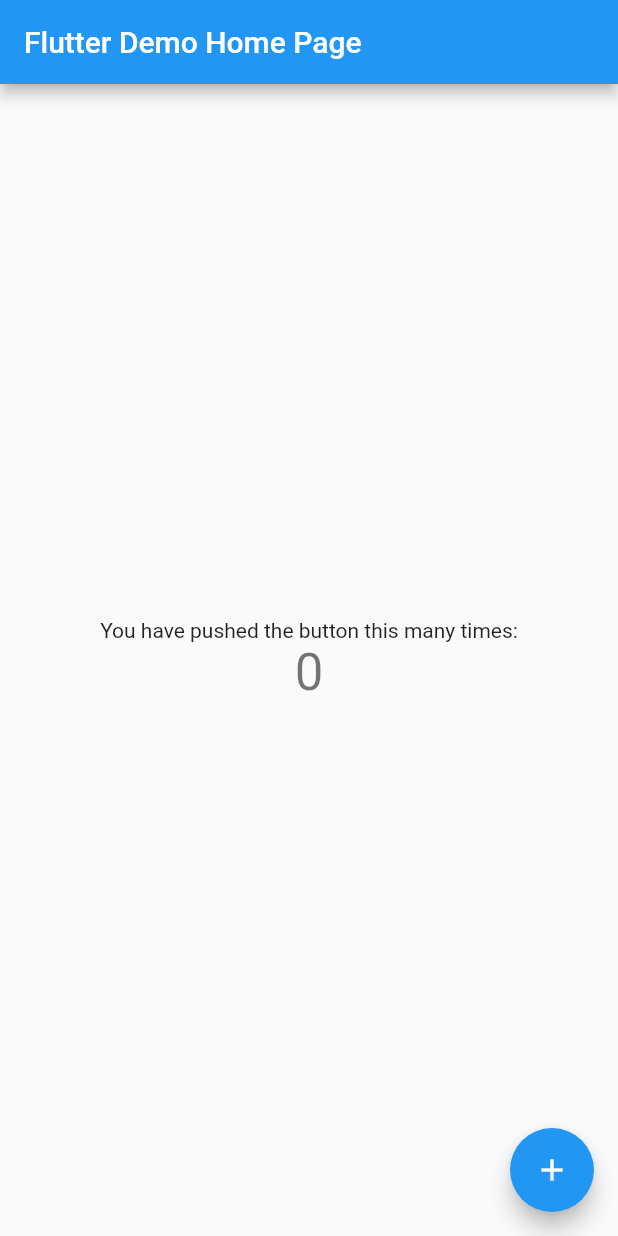
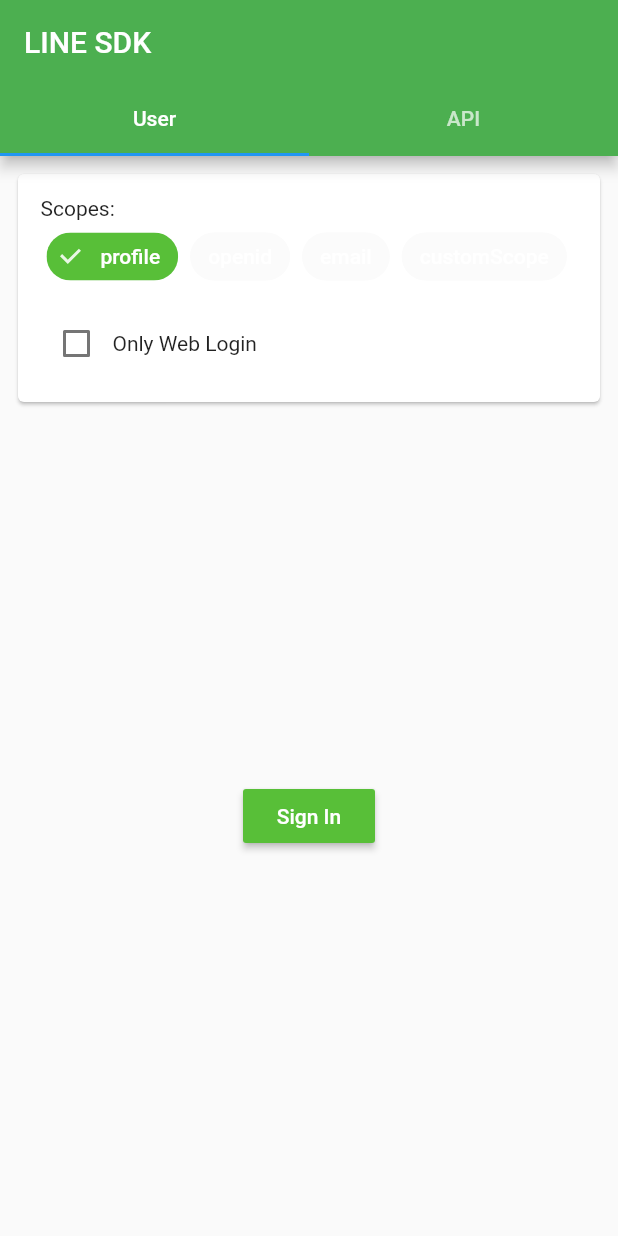
Before and after one commit to CrayJThiemsert/ft_bloc_signin, a Flutter app: the screen it shows after launch, on a phone screen of 412 x 824 dp. Run offline on Flutter 3.47's test engine with Material 2 defaults, Android fonts, the phone set to English and light mode, and no system bars; missing offline and left inert: flutter_line_sdk.

Commit message:
After add sample line signin page: - Can run and sign in in Android and iOS.

```diff
--- a/lib/main.dart
+++ b/lib/main.dart
@@ -1,117 +1,14 @@
 import 'package:flutter/material.dart';
+import 'package:flutter_line_sdk/flutter_line_sdk.dart';
+
+import 'src/app.dart';
 
 void main() {
-  runApp(MyApp());
+  WidgetsFlutterBinding.ensureInitialized();
+//  1654395218
+  // 1654715057
+  LineSDK.instance.setup('1654728060').then((_) {
+    print('LineSDK Prepared');
+  });
+  runApp(App());
 }
-
-class MyApp extends StatelessWidget {
-  // This widget is the root of your application.
-  @override
-  Widget build(BuildContext context) {
-    return MaterialApp(
-      title: 'Flutter Demo',
-      theme: ThemeData(
-        // This is the theme of your application.
-        //
-        // Try running your application with "flutter run". You'll see the
-        // application has a blue toolbar. Then, without quitting the app, try
-        // changing the primarySwatch below to Colors.green and then invoke
-        // "hot reload" (press "r" in the console where you ran "flutter run",
-        // or simply save your changes to "hot reload" in a Flutter IDE).
-        // Notice that the counter didn't reset back to zero; the application
-        // is not restarted.
-        primarySwatch: Colors.blue,
-        // This makes the visual density adapt to the platform that you run
-        // the app on. For desktop platforms, the controls will be smaller and
-        // closer together (more dense) than on mobile platforms.
-        visualDensity: VisualDensity.adaptivePlatformDensity,
-      ),
-      home: MyHomePage(title: 'Flutter Demo Home Page'),
-    );
-  }
-}
-
-class MyHomePage extends StatefulWidget {
-  MyHomePage({Key key, this.title}) : super(key: key);
-
-  // This widget is the home page of your application. It is stateful, meaning
-  // that it has a State object (defined below) that contains fields that affect
-  // how it looks.
-
-  // This class is the configuration for the state. It holds the values (in this
-  // case the title) provided by the parent (in this case the App widget) and
-  // used by the build method of the State. Fields in a Widget subclass are
-  // always marked "final".
-
-  final String title;
-
-  @override
-  _MyHomePageState createState() => _MyHomePageState();
-}
-
-class _MyHomePageState extends State<MyHomePage> {
-  int _counter = 0;
-
-  void _incrementCounter() {
-    setState(() {
-      // This call to setState tells the Flutter framework that something has
-      // changed in this State, which causes it to rerun the build method below
-      // so that the display can reflect the updated values. If we changed
-      // _counter without calling setState(), then the build method would not be
-      // called again, and so nothing would appear to happen.
-      _counter++;
-    });
-  }
-
-  @override
-  Widget build(BuildContext context) {
-    // This method is rerun every time setState is called, for instance as done
-    // by the _incrementCounter method above.
-    //
-    // The Flutter framework has been optimized to make rerunning build methods
-    // fast, so that you can just rebuild anything that needs updating rather
-    // than having to individually change instances of widgets.
-    return Scaffold(
-      appBar: AppBar(
-        // Here we take the value from the MyHomePage object that was created by
-        // the App.build method, and use it to set our appbar title.
-        title: Text(widget.title),
-      ),
-      body: Center(
-        // Center is a layout widget. It takes a single child and positions it
-        // in the middle of the parent.
-        child: Column(
-          // Column is also a layout widget. It takes a list of children and
-          // arranges them vertically. By default, it sizes itself to fit its
-          // children horizontally, and tries to be as tall as its parent.
-          //
-          // Invoke "debug painting" (press "p" in the console, choose the
-          // "Toggle Debug Paint" action from the Flutter Inspector in Android
-          // Studio, or the "Toggle Debug Paint" command in Visual Studio Code)
-          // to see the wireframe for each widget.
-          //
-          // Column has various properties to control how it sizes itself and
-          // how it positions its children. Here we use mainAxisAlignment to
-          // center the children vertically; the main axis here is the vertical
-          // axis because Columns are vertical (the cross axis would be
-          // horizontal).
-          mainAxisAlignment: MainAxisAlignment.center,
-          children: <Widget>[
-            Text(
-              'You have pushed the button this many times:',
-            ),
-            Text(
-              '$_counter',
-              style: Theme.of(context).textTheme.headline4,
-            ),
-          ],
-        ),
-      ),
-      floatingActionButton: FloatingActionButton(
-        onPressed: _incrementCounter,
-        tooltip: 'Increment',
-        child: Icon(Icons.add),
-      ), // This trailing comma makes auto-formatting nicer for build methods.
-    );
-  }
-}
--- /dev/null
+++ b/lib/src/app.dart
@@ -0,0 +1,40 @@
+import 'package:flutter/material.dart';
+import 'package:ft_bloc_signin/src/screen/api_page.dart';
+import 'package:ft_bloc_signin/src/screen/home_page.dart';
+
+class App extends StatelessWidget {
+  @override
+  Widget build(BuildContext context) {
+    return MaterialApp(
+      theme: ThemeData(
+        primaryColor: Colors.green,
+        indicatorColor: Colors.white,
+      ),
+      home: DefaultTabController(
+        length: 2,
+        child: Scaffold(
+          appBar: AppBar(
+            title: const Text('LINE SDK'),
+            bottom: TabBar(
+              tabs: <Widget>[
+                Tab(text: 'User'),
+                Tab(text: 'API'),
+              ],
+              indicatorColor: null,
+            ),
+          ),
+          body: TabBarView(
+            children: <Widget>[
+              Center(
+                child: HomePage(),
+              ),
+              Center(
+                child: APIPage(),
+              ),
+            ],
+          ),
+        ),
+      ),
+    );
+  }
+}
--- /dev/null
+++ b/lib/src/screen/home_page.dart
@@ -0,0 +1,208 @@
+import 'package:flutter/material.dart';
+import 'package:flutter/services.dart';
+import 'package:flutter_line_sdk/flutter_line_sdk.dart';
+import 'package:ft_bloc_signin/src/theme.dart';
+import 'package:ft_bloc_signin/src/widget/user_info_widget.dart';
+
+class HomePage extends StatefulWidget {
+  @override
+  _HomePageState createState() => _HomePageState();
+}
+
+class _HomePageState extends State<HomePage> with AutomaticKeepAliveClientMixin {
+  UserProfile _userProfile;
+  String _userEmail;
+  StoredAccessToken _accessToken;
+  bool _isOnlyWebLogin = false;
+
+  final Set<String> _selectedScopes = Set.from(['profile']);
+
+  @override
+  bool get wantKeepAlive => true;
+
+  @override
+  void initState() {
+    super.initState();
+    initPlatformState();
+  }
+
+  Future<void> initPlatformState() async {
+    UserProfile userProfile;
+    StoredAccessToken accessToken;
+
+    try {
+      accessToken = await LineSDK.instance.currentAccessToken;
+      if(accessToken != null) {
+        userProfile = await LineSDK.instance.getProfile();
+      }
+    } on PlatformException catch (e) {
+      print(e.message);
+    }
+
+    if(!mounted) return;
+
+    setState(() {
+      _userProfile = userProfile;
+      _accessToken = accessToken;
+    });
+  }
+
+  @override
+  Widget build(BuildContext context) {
+    super.build(context);
+    if(_userProfile == null) {
+      return Padding(
+        padding: EdgeInsets.all(8.0),
+        child: Column(
+          children: <Widget>[
+            _configCard(),
+            Expanded(
+              child: Center(
+                child: RaisedButton(
+                  textColor: textColor,
+                  color: accentColor,
+                  onPressed: _signIn,
+                  child: Text('Sign In'),
+                ),
+              ),
+            )
+          ],
+        ),
+      );
+    } else {
+      return UserInfoWidget(
+        userProfile: _userProfile,
+        userEmail: _userEmail,
+        accessToken: _accessToken,
+        onSignOutPressed: _signOut,
+      );
+    }
+
+  }
+
+  Widget _configCard() {
+    return Card(
+      child: Padding(
+        padding: EdgeInsets.all(15.0),
+        child: Column(
+          crossAxisAlignment: CrossAxisAlignment.start,
+          children: <Widget>[
+            _scopeListUI(),
+            SizedBox(
+              height: 10.0,
+            ),
+            Row(
+              children: <Widget>[
+                Checkbox(
+                  activeColor: accentColor,
+                  value: _isOnlyWebLogin,
+                  onChanged: (bool value) {
+                    setState(() {
+                      _isOnlyWebLogin = !_isOnlyWebLogin;
+                    });
+                  },
+                ),
+                Text('Only Web Login')
+              ],
+            )
+          ],
+        ),
+      ),
+    );
+  }
+
+  Widget _scopeListUI() => Column(
+    crossAxisAlignment: CrossAxisAlignment.start,
+    children: <Widget>[
+      Text('Scopes: '),
+      Wrap(
+        children:
+          _scopes.map<Widget>((scope) => _buildScopeChip(scope)).toList(),
+      ),
+    ],
+  );
+
+    Widget _buildScopeChip(String scope) => Padding(
+      padding: const EdgeInsets.symmetric(horizontal: 4.0),
+      child: ChipTheme(
+        data: ChipTheme.of(context).copyWith(brightness: Brightness.dark),
+        child: FilterChip(
+          label: Text(scope, style: TextStyle(color: textColor)),
+          selectedColor: accentColor,
+          selected: _selectedScopes.contains(scope),
+          onSelected: (_) {
+            setState(() {
+              _selectedScopes.contains(scope)
+                  ? _selectedScopes.remove(scope)
+                  : _selectedScopes.add(scope);
+            });
+          },
+        ),
+      ),
+    );
+
+
+
+  void _signIn() async {
+    try {
+      /// requestCode is for Android platform only, use another unique value in your application
+      final loginOption = LoginOption(_isOnlyWebLogin, 'normal', requestCode: 8192);
+//      final loginOption = LoginOption(false, 'normal', requestCode: 8192);
+      final result = await LineSDK.instance.login(scopes: _selectedScopes.toList(), option: loginOption);
+
+
+//      final result = await LineSDK.instance.login();
+      final accessToken = await LineSDK.instance.currentAccessToken;
+
+      final idToken = result.accessToken.idToken;
+      final userEmail = (idToken != null) ? idToken['email'] : null;
+
+      setState(() {
+        _userProfile = result.userProfile;
+        _userEmail = userEmail;
+        _accessToken = accessToken;
+      });
+    } on PlatformException catch (e) {
+      print('_signIn error!! => ${e.toString()}');
+      _showDialog(context, '_signIn error!! => ${e.toString()}');
+    }
+  }
+
+  void _signOut() async {
+    try {
+      await LineSDK.instance.logout();
+      setState(() {
+        _userProfile = null;
+        _accessToken = null;
+      });
+    } on PlatformException catch(e) {
+      print(e.message);
+    }
+  }
+
+  void _showDialog(BuildContext context, String text) {
+    showDialog(
+      context: context,
+      builder: (BuildContext context) {
+        return AlertDialog(
+          content: Text(text),
+          actions: <Widget>[
+            FlatButton(
+              child: Text('Close'),
+              onPressed: () {
+                Navigator.of(context).pop();
+              },
+            ),
+          ],
+        );
+      },
+    );
+  }
+}
+
+const List<String> _scopes = <String>[
+  'profile',
+  'openid',
+  'email',
+  'customScope',
+];
--- /dev/null
+++ b/lib/src/theme.dart
@@ -0,0 +1,5 @@
+import 'package:flutter/material.dart';
+
+const Color textColor = Colors.white;
+const Color accentColor = const Color(0xFF58BF38);
+const Color darkAccentColor = const Color(0xFF50AF33);
```
Also changed, not shown: lib/src/screen/api_page.dart (added, +132 -0 lines), lib/src/widget/user_info_widget.dart (added, +50 -0 lines), 3 other files.
